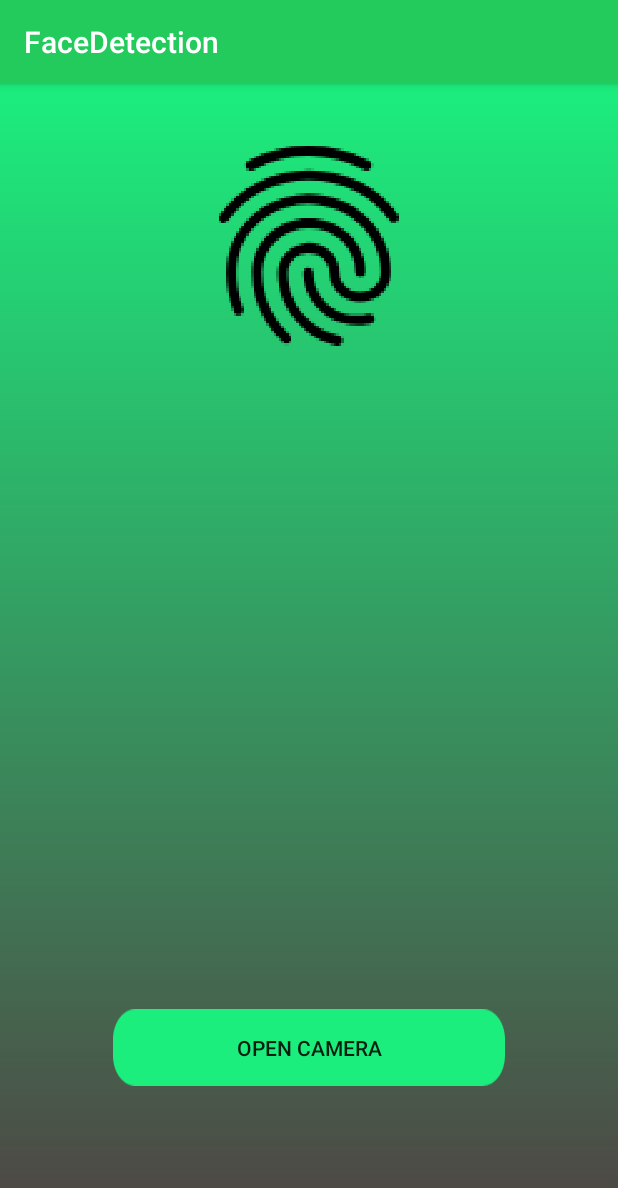
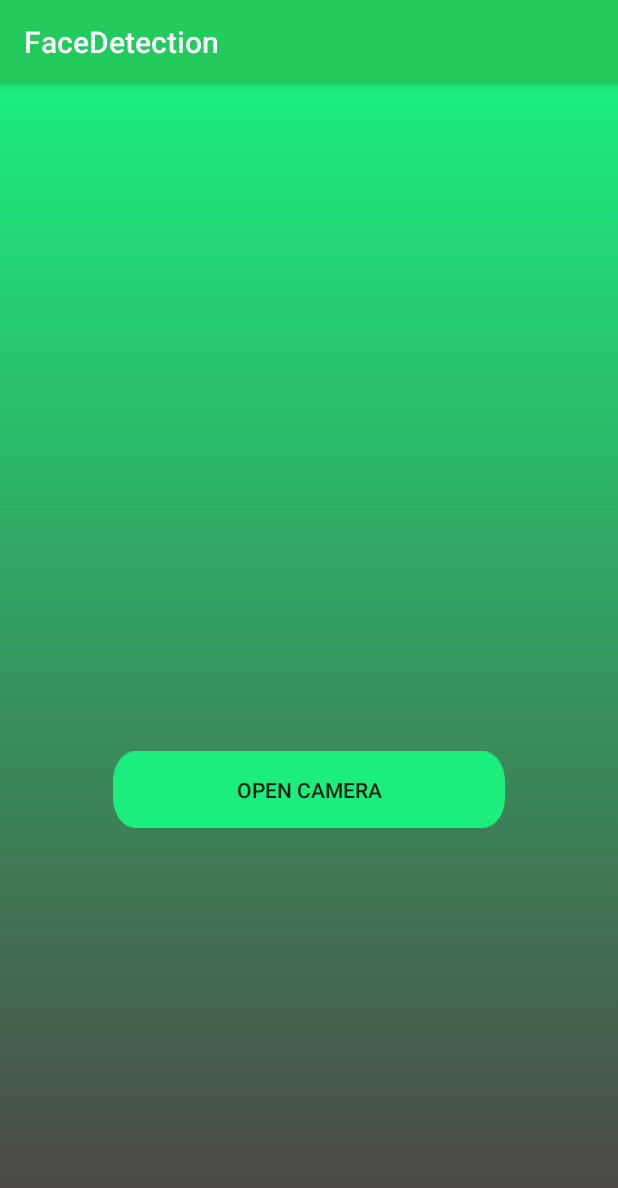
Before and after one commit to mitali-1703/LGM-VIP-Android-Development, an Android app: the screen it shows after launch (MainActivity), on a phone screen of 412 x 824 dp. Shown: the top 1188 px of the screen. Run offline under Robolectric (Android 15) with nearby library versions, the phone set to English and light mode, and no system bars; libraries missing offline, so code that uses them is left out: com.google.mlkit.vision.

Commit message:
Added complete app with some changes in code and UI

```diff
--- a/TASK2/app/src/main/java/com/example/android/facedetection/MainActivity.java
+++ b/TASK2/app/src/main/java/com/example/android/facedetection/MainActivity.java
@@ -101,12 +101,13 @@ public class MainActivity extends AppCompatActivity {
 
                 //Looping thru the list named faces using for each loop
                 for (Face face:faces) {
-                    resultText = resultText.concat("\n"+i+".")
-                            .concat("\nSmile: "+face.getSmilingProbability()*100+"%")
-                            .concat("\nLeft Eye: "+face.getLeftEyeOpenProbability()*100+"%")
-                            .concat("\nRight Eye: "+face.getRightEyeOpenProbability()*100+"%");
+
+//                            .concat("\nSmile: "+face.getSmilingProbability()*100+"%")
+//                            .concat("\nLeft Eye: "+face.getLeftEyeOpenProbability()*100+"%")
+//                            .concat("\nRight Eye: "+face.getRightEyeOpenProbability()*100+"%");
                     i++;
                 }
+                resultText = resultText.concat("\n"+i+" Faces Detected");
 
                 if (faces.size() == 0)
                     Toast.makeText(MainActivity.this, "NO FACES", Toast.LENGTH_SHORT).show();
--- a/TASK2/app/src/main/res/layout/activity_main.xml
+++ b/TASK2/app/src/main/res/layout/activity_main.xml
@@ -12,24 +12,12 @@
         android:id="@+id/camera_button"
         android:layout_width="wrap_content"
         android:layout_height="wrap_content"
+        android:layout_marginBottom="272dp"
+        android:background="@drawable/button_bg"
         android:padding="16dp"
-        android:layout_marginBottom="100dp"
-        android:background="@drawable/button_bg"
         android:text="@string/open_camera"
         app:layout_constraintBottom_toBottomOf="parent"
         app:layout_constraintEnd_toEndOf="parent"
         app:layout_constraintStart_toStartOf="parent" />
 
-    <ImageView
-        android:id="@+id/imageView"
-        android:layout_width="wrap_content"
-        android:layout_height="wrap_content"
-        android:layout_marginEnd="8dp"
-        android:layout_marginStart="8dp"
-        android:layout_marginTop="28dp"
-        app:layout_constraintEnd_toEndOf="parent"
-        app:layout_constraintStart_toStartOf="parent"
-        app:layout_constraintTop_toTopOf="parent"
-        app:srcCompat="@drawable/image_logo" />
-
 </androidx.constraintlayout.widget.ConstraintLayout>
```
